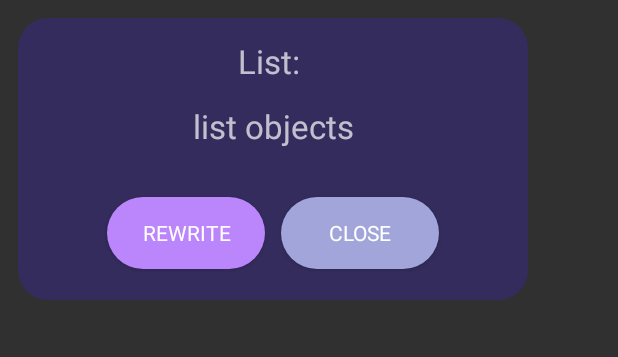
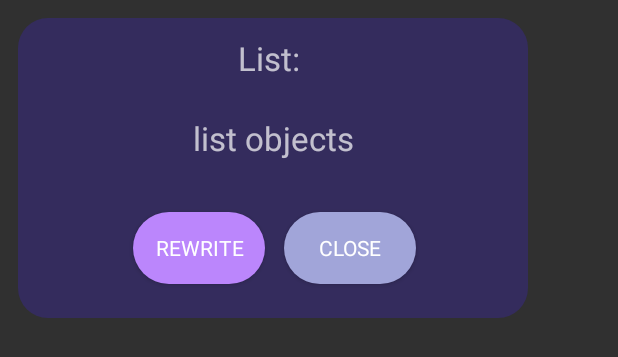
Before and after one commit to lLeshii/LabmanApp, an Android app: the layout dialog_fragment_custom.xml on its own in the app's theme, with its tools: preview values and no code run, on a phone screen of 412 x 824 dp. Shown: the top 357 px of the screen. Run offline under Robolectric (Android 15) with nearby library versions, the phone set to English and light mode, and no system bars; Roboto replaces fonts that are not available here.

Commit message:
Update xmls and icon

```diff
--- a/app/build.gradle
+++ b/app/build.gradle
@@ -59,6 +59,7 @@ dependencies {
     kapt("androidx.room:room-compiler:2.4.3")
     implementation 'io.github.ShawnLin013:number-picker:2.4.13'
     //noinspection LifecycleAnnotationProcessorWithJava8
+
     kapt 'androidx.lifecycle:lifecycle-compiler:2.5.1'
     kapt "android.arch.persistence.room:compiler:1.0.0"
 
--- a/app/src/main/AndroidManifest.xml
+++ b/app/src/main/AndroidManifest.xml
@@ -12,9 +12,9 @@
         android:allowBackup="true"
         android:dataExtractionRules="@xml/data_extraction_rules"
         android:fullBackupContent="@xml/backup_rules"
-        android:icon="@drawable/key_l_of_a_keyboard"
+        android:icon="@drawable/key_l_of_a_keyboard22"
         android:label="Labman"
-        android:roundIcon="@drawable/key_l_of_a_keyboard"
+        android:roundIcon="@drawable/key_l_of_a_keyboard22"
         android:supportsRtl="true"
         android:theme="@style/CustomTheme"
         tools:targetApi="31">
--- a/app/src/main/res/layout/add_student_dialog.xml
+++ b/app/src/main/res/layout/add_student_dialog.xml
@@ -22,8 +22,8 @@
         <TextView
             android:id="@+id/firstTitle"
             android:layout_width="match_parent"
-            android:layout_height="33dp"
-            android:layout_marginTop="12dp"
+            android:layout_height="wrap_content"
+            android:padding="12dp"
             android:gravity="center"
             android:text="Add student:"
             android:textColor="@color/group_item"
@@ -38,7 +38,7 @@
                 android:id="@+id/editTextStudName"
                 android:layout_width="match_parent"
                 android:layout_height="68dp"
-                android:layout_margin="5dp"
+                android:layout_margin="12dp"
                 android:ems="10"
                 android:gravity="center"
                 android:hint=" name here"
--- a/app/src/main/res/layout/dialog_fragment_custom.xml
+++ b/app/src/main/res/layout/dialog_fragment_custom.xml
@@ -22,8 +22,8 @@
         <TextView
             android:id="@+id/textViewList"
             android:layout_width="match_parent"
-            android:layout_height="33dp"
-            android:layout_marginTop="12dp"
+            android:layout_height="wrap_content"
+            android:padding="12dp"
             android:gravity="center"
             android:text="List: "
             android:textSize="22sp" />
@@ -46,11 +46,10 @@
 
             <Button
                 android:id="@+id/change_button"
-                android:layout_width="105dp"
+                android:layout_width="wrap_content"
                 android:layout_height="wrap_content"
                 android:layout_gravity="center"
-                android:layout_margin="5dp"
-                android:height="20dp"
+                android:layout_margin="7dp"
                 android:background="@drawable/group_round"
                 android:backgroundTint="@color/purple_200"
                 android:insetTop="12dp"
@@ -58,11 +57,10 @@
 
             <Button
                 android:id="@+id/pick_button2"
-                android:layout_width="105dp"
+                android:layout_width="wrap_content"
                 android:layout_height="wrap_content"
                 android:layout_gravity="center"
                 android:layout_margin="5dp"
-                android:height="20dp"
                 android:background="@drawable/group_round"
                 android:insetTop="12dp"
                 android:text="close" />
--- a/app/src/main/res/layout/imp_exp_dialog.xml
+++ b/app/src/main/res/layout/imp_exp_dialog.xml
@@ -47,7 +47,7 @@
             android:layout_marginTop="20dp"
             android:background="@drawable/group_round"
             android:padding="15dp"
-            android:text="Export EXCEL" />
+            android:text="Export CSV" />
 
     </LinearLayout>
 </androidx.constraintlayout.widget.ConstraintLayout>
--- a/app/src/main/res/layout/picker_dialog_custom.xml
+++ b/app/src/main/res/layout/picker_dialog_custom.xml
@@ -22,8 +22,8 @@
         <TextView
             android:id="@+id/textView"
             android:layout_width="match_parent"
-            android:layout_height="33dp"
-            android:layout_marginTop="12dp"
+            android:layout_height="wrap_content"
+            android:padding="12dp"
             android:gravity="center"
             android:text="Put value"
             android:textSize="22sp" />
```
Also changed, not shown: app/src/main/res/layout/add_group_dialog.xml (+13 -11 lines), app/src/main/res/drawable/key_l_of_a_keyboard22.png (added).
